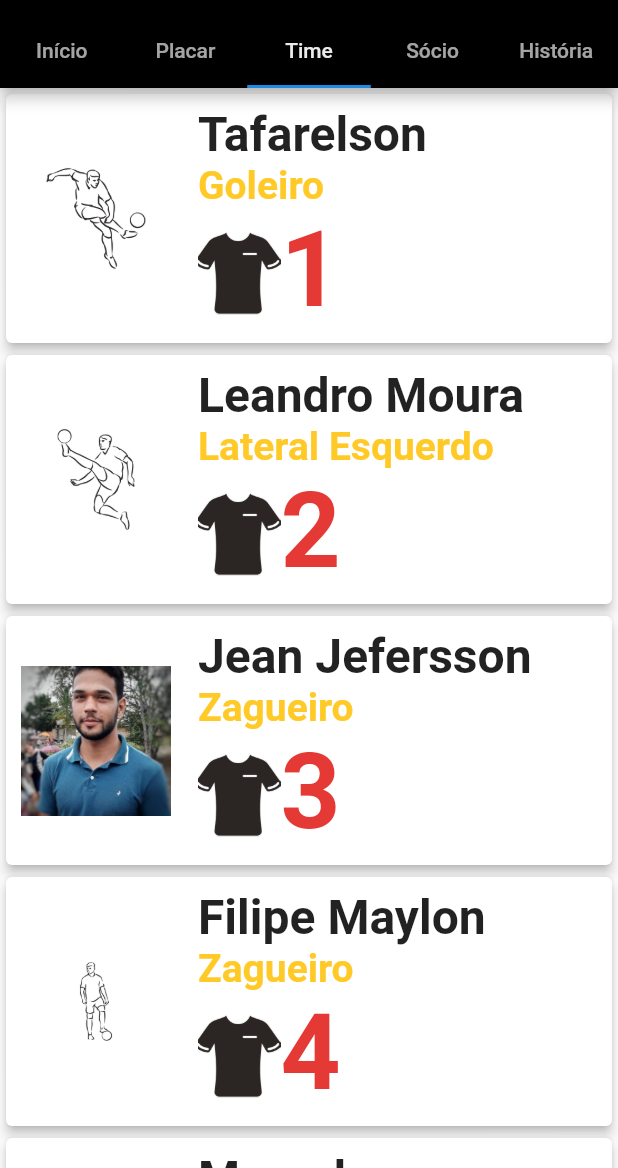
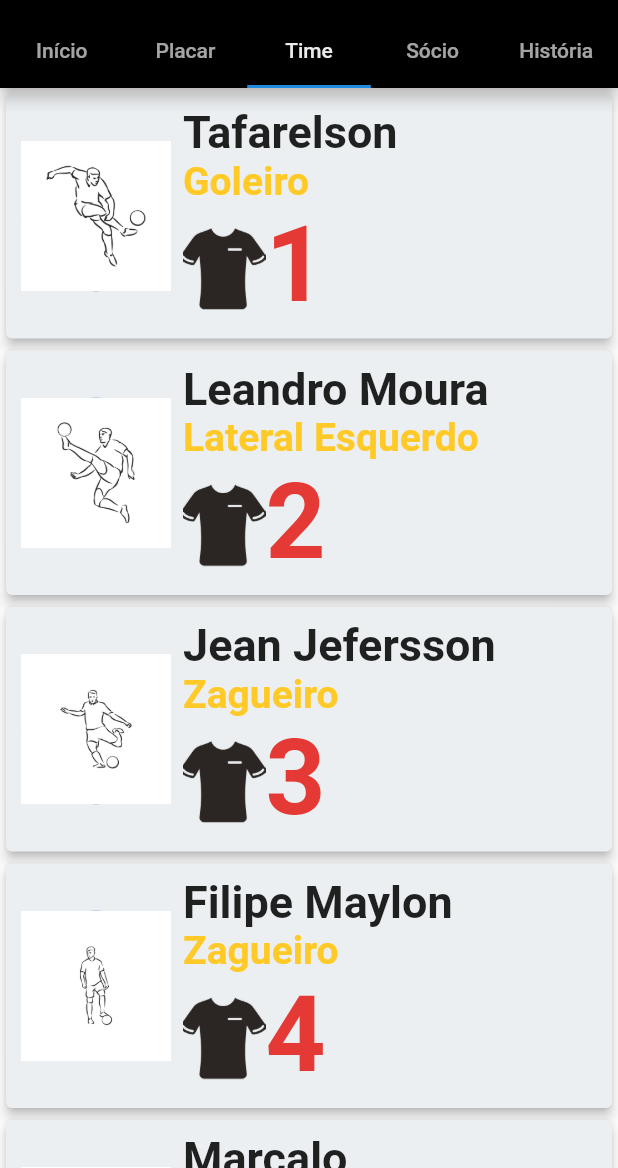
Before and after one commit to ginaldolaranjeiras/vsco, a Flutter app: the screen it shows after launch, tab 3 chosen, on a phone screen of 412 x 824 dp, the part 68-1236 px from its top. Run offline on Flutter 3.47's test engine with Material 2 defaults, Android fonts, the phone set to English and light mode, and no system bars.

```diff
--- a/lib/models/jogadores.dart
+++ b/lib/models/jogadores.dart
@@ -31,7 +31,7 @@ List<Jogador> jogadores = [
     camisa: 3,
     posicao: 'Zagueiro',
     escalacao: 'Primeiro Quadro Titilar',
-    jogadorimage: Image.asset('assets/images/jean.png'),
+    jogadorimage: Image.asset('assets/images/jogador3.png', fit: BoxFit.cover),
   ),
   Jogador(
     jogadornome: 'Filipe Maylon',
--- a/lib/views/components/jogador_card.dart
+++ /dev/null
@@ -1,78 +0,0 @@
-import 'package:flutter/material.dart';
-
-class JogadorCard extends StatelessWidget {
-  String jogadorvsco;
-  String posicaovsco;
-  Image perfilimgvsco;
-  int camisavsco;
-
-  JogadorCard({
-    Key key,
-    this.jogadorvsco,
-    this.posicaovsco,
-    this.perfilimgvsco,
-    this.camisavsco,
-  }) : super(key: key);
-
-  @override
-  Widget build(BuildContext context) {
-    return Card(
-      elevation: 3,
-      child: Row(
-        children: [
-          Container(
-            padding: EdgeInsets.all(10),
-            child: CircleAvatar(
-              radius: 50,
-              backgroundColor: Colors.white,
-              child: perfilimgvsco,
-            ),
-          ),
-          Container(
-            padding: EdgeInsets.all(8),
-            child: Column(
-              crossAxisAlignment: CrossAxisAlignment.start,
-              mainAxisAlignment: MainAxisAlignment.center,
-              children: [
-                Text(
-                  jogadorvsco,
-                  style: TextStyle(
-                    fontWeight: FontWeight.bold,
-                    fontSize: 16,
-                  ),
-                  textScaleFactor: 2,
-                ),
-                Text(
-                  posicaovsco,
-                  style: TextStyle(
-                    color: Colors.amber[400],
-                    fontWeight: FontWeight.w600,
-                    fontSize: 26,
-                  ),
-                  textScaleFactor: 1,
-                ),
-                Row(
-                  children: [
-                    Container(
-                      padding: EdgeInsets.fromLTRB(0, 5, 0, 0),
-                      width: 55,
-                      child: Image.asset('assets/images/camisa.png'),
-                    ),
-                    Text(
-                      camisavsco.toString(),
-                      textScaleFactor: 5,
-                      style: TextStyle(
-                        fontWeight: FontWeight.bold,
-                        color: Colors.red[600],
-                      ),
-                    ),
-                  ],
-                ),
-              ],
-            ),
-          ),
-        ],
-      ),
-    );
-  }
-}
--- /dev/null
+++ b/lib/views/components/jogadorcard.dart
@@ -0,0 +1,90 @@
+import 'package:flutter/material.dart';
+
+class JogadorCard extends StatelessWidget {
+  String jogadorvsco;
+  String posicaovsco;
+  Image perfilimgvsco;
+  int camisavsco;
+
+  JogadorCard({
+    Key key,
+    this.jogadorvsco,
+    this.posicaovsco,
+    this.perfilimgvsco,
+    this.camisavsco,
+  }) : super(key: key);
+
+  @override
+  Widget build(BuildContext context) {
+    return InkWell(
+      onTap: () {},
+      child: Card(
+        color: Colors.blueGrey[50],
+        elevation: 3,
+        child: Row(
+          children: [
+            Padding(
+              padding: EdgeInsets.fromLTRB(10, 0, 0, 0),
+              child: CircleAvatar(
+                radius: 50,
+                child: perfilimgvsco,
+              ),
+            ),
+            Container(
+              padding: EdgeInsets.all(8),
+              child: Center(
+                child: Column(
+                  crossAxisAlignment: CrossAxisAlignment.start,
+                  mainAxisAlignment: MainAxisAlignment.center,
+                  children: [
+                    Center(
+                      child: ConstrainedBox(
+                        constraints: BoxConstraints(minWidth: 200),
+                        child: Container(
+                          child: Text(
+                            jogadorvsco,
+                            style: TextStyle(
+                              fontWeight: FontWeight.bold,
+                              fontSize: jogadorvsco.length <= 15 ? 30 : 25,
+                            ),
+                          ),
+                        ),
+                      ),
+                    ),
+                    Text(
+                      posicaovsco,
+                      style: TextStyle(
+                        color: Colors.amber[400],
+                        fontWeight: FontWeight.w600,
+                        fontSize: 26,
+                      ),
+                      textScaleFactor: 1,
+                    ),
+                    Row(
+                      mainAxisAlignment: MainAxisAlignment.center,
+                      children: [
+                        Container(
+                          padding: EdgeInsets.fromLTRB(0, 5, 0, 0),
+                          width: 55,
+                          child: Image.asset('assets/images/camisa.png'),
+                        ),
+                        Text(
+                          camisavsco.toString(),
+                          textScaleFactor: 5,
+                          style: TextStyle(
+                            fontWeight: FontWeight.bold,
+                            color: Colors.red[600],
+                          ),
+                        ),
+                      ],
+                    ),
+                  ],
+                ),
+              ),
+            ),
+          ],
+        ),
+      ),
+    );
+  }
+}
--- a/lib/views/components/jogadoreslist.dart
+++ b/lib/views/components/jogadoreslist.dart
@@ -1,7 +1,7 @@
 import 'package:flutter/material.dart';
 import 'package:vsco/models/jogador.dart';
 import 'package:vsco/models/jogadores.dart';
-import 'package:vsco/views/components/jogador_card.dart';
+import 'package:vsco/views/components/jogadorcard.dart';
 
 class JogadoresList extends StatelessWidget {
   Jogador jogador;
--- a/lib/views/components/partidaslist.dart
+++ b/lib/views/components/partidaslist.dart
@@ -1,7 +1,7 @@
 import 'package:flutter/material.dart';
 import 'package:vsco/models/partida.dart';
 import 'package:vsco/models/partidas.dart';
-import 'package:vsco/views/components/card_resultado.dart';
+import 'package:vsco/views/components/resultadocard.dart';
 
 class PartidasList extends StatefulWidget {
   Partida partida;
--- a/pubspec.yaml
+++ b/pubspec.yaml
@@ -61,7 +61,7 @@ flutter:
     - assets/images/jogador5.png
     - assets/images/jogador6.png
     - assets/images/jogador7.png
-    - assets/images/jean.png
+    - assets/images/vasco_antiga.png
 
   # An image asset can refer to one or more resolution-specific "variants", see
   # https://flutter.dev/assets-and-images/#resolution-aware.
```
Also changed, not shown: lib/models/postagens.dart (+7 -0 lines), lib/views/components/card_resultado.dart (deleted, +0 -94 lines), lib/views/components/postcard.dart (+15 -5 lines), lib/views/components/resultadocard.dart (added, +97 -0 lines), lib/views/pages/postpage.dart (+14 -3 lines), lib/views/screens/historia.dart (+7 -10 lines), lib/views/screens/socio.dart (+25 -8 lines), assets/images/vasco_antiga.png (added).
